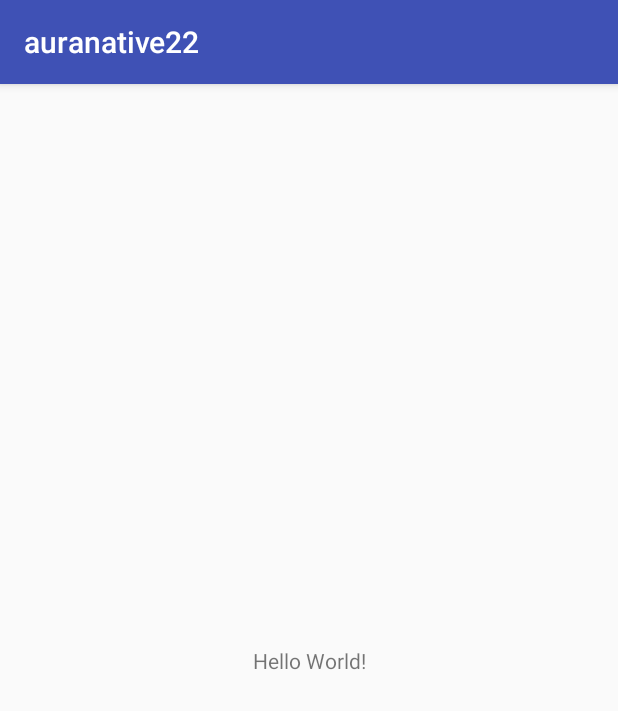
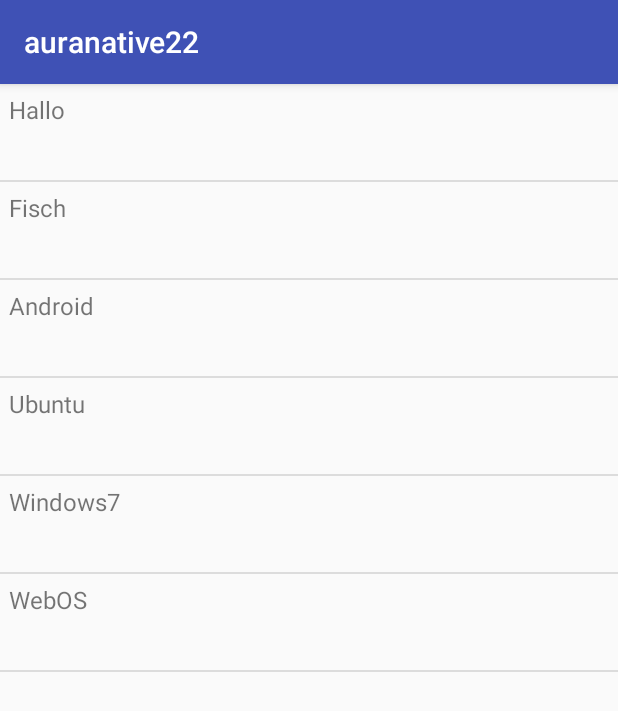
Before and after one commit to reasn/auraandroid, an Android app: the screen it shows after launch (MainActivity), on a phone screen of 412 x 824 dp. Shown: the top 711 px of the screen. Run offline under Robolectric (Android 15) with nearby library versions, the phone set to English and light mode, and no system bars.

Commit message:
feat: adds basic list view populated with hardcoded items

```diff
--- a/app/src/main/java/io/auraapp/auranative22/MainActivity.java
+++ b/app/src/main/java/io/auraapp/auranative22/MainActivity.java
@@ -4,11 +4,23 @@ import android.Manifest;
 import android.content.Intent;
 import android.content.pm.PackageManager;
 import android.os.Build;
+import android.os.Bundle;
+import android.support.annotation.NonNull;
 import android.support.v4.app.ActivityCompat;
 import android.support.v4.content.ContextCompat;
 import android.support.v7.app.AppCompatActivity;
-import android.os.Bundle;
+import android.view.LayoutInflater;
+import android.view.View;
+import android.view.ViewGroup;
+import android.widget.AdapterView;
+import android.widget.ArrayAdapter;
+import android.widget.ListView;
+import android.widget.ProgressBar;
+import android.widget.TextView;
 import android.widget.Toast;
+
+import java.util.ArrayList;
+import java.util.Collections;
 
 import io.auraapp.auranative22.Communicator.Communicator;
 
@@ -18,6 +30,69 @@ public class MainActivity extends AppCompatActivity {
     protected void onCreate(Bundle savedInstanceState) {
         super.onCreate(savedInstanceState);
         setContentView(R.layout.activity_main);
+        startCommunicator();
+        ListView listView = findViewById(R.id.list_view);
+
+        ProgressBar progressBar = new ProgressBar(this);
+        progressBar.setLayoutParams(new ViewGroup.LayoutParams(ViewGroup.LayoutParams.WRAP_CONTENT, ViewGroup.LayoutParams.WRAP_CONTENT));
+        progressBar.setIndeterminate(true);
+        listView.setEmptyView(progressBar);
+
+        // Must add the progress bar to the root of the layout
+        ViewGroup root = findViewById(android.R.id.content);
+        root.addView(progressBar);
+
+        final ArrayList<Slogan> list = new ArrayList<>();
+        list.add(Slogan.create(true, "Hallo"));
+        list.add(Slogan.create(true, "Fisch"));
+        list.add(Slogan.create(true, "Android"));
+        list.add(Slogan.create(true, "Ubuntu"));
+        list.add(Slogan.create(true, "Windows7"));
+        list.add(Slogan.create(true, "WebOS"));
+
+        ArrayAdapter<Slogan> adapter = new ArrayAdapter<Slogan>(this, R.layout.list_item, list) {
+            @Override
+            public void notifyDataSetChanged() {
+                Collections.sort(list, (Slogan o1, Slogan o2) -> {
+                    if (o1.mMine && !o2.mMine) {
+                        return -1;
+                    }
+                    if (!o1.mMine && o2.mMine) {
+                        return 1;
+                    }
+                    return o1.mText.compareTo(o2.mText);
+                });
+                super.notifyDataSetChanged();
+            }
+
+            @NonNull
+            @Override
+            public View getView(int position, View convertView, @NonNull ViewGroup parent) {
+                // Get the data item for this position
+                Slogan user = getItem(position);
+                // Check if an existing view is being reused, otherwise inflate the view
+                if (convertView == null) {
+                    convertView = LayoutInflater.from(getContext()).inflate(R.layout.list_item, parent, false);
+                }
+                TextView tvName = convertView.findViewById(R.id.slogan_text);
+                if(user != null) {
+                    tvName.setText(user.mText);
+                } else {
+                    tvName.setText("");
+                }
+                return convertView;
+            }
+        };
+
+        listView.setAdapter(adapter);
+
+        listView.setOnItemClickListener((AdapterView<?> parent, View view, int position, long id) -> {
+            Toast.makeText(getApplicationContext(), "Click " + list.get(position).mText, Toast.LENGTH_SHORT).show();
+        });
+
+    }
+
+    private void startCommunicator() {
 
         if (Build.VERSION.SDK_INT >= Build.VERSION_CODES.M) {
             int permissionCheck = ContextCompat.checkSelfPermission(this, Manifest.permission.ACCESS_FINE_LOCATION);
--- /dev/null
+++ b/app/src/main/java/io/auraapp/auranative22/Slogan.java
@@ -0,0 +1,14 @@
+package io.auraapp.auranative22;
+
+class Slogan {
+    boolean mMine;
+    String mText;
+
+    static Slogan create(boolean mine, String text) {
+        Slogan s = new Slogan();
+        s.mMine = mine;
+        s.mText = text;
+        return s;
+
+    }
+}
--- a/app/src/main/res/layout/activity_main.xml
+++ b/app/src/main/res/layout/activity_main.xml
@@ -6,13 +6,8 @@
     android:layout_height="match_parent"
     tools:context="io.auraapp.auranative22.MainActivity">
 
-    <TextView
-        android:layout_width="wrap_content"
-        android:layout_height="wrap_content"
-        android:text="Hello World!"
-        app:layout_constraintBottom_toBottomOf="parent"
-        app:layout_constraintLeft_toLeftOf="parent"
-        app:layout_constraintRight_toRightOf="parent"
-        app:layout_constraintTop_toTopOf="parent" />
-
+    <ListView
+        android:id="@+id/list_view"
+        android:layout_width="match_parent"
+        android:layout_height="match_parent" />
 </android.support.constraint.ConstraintLayout>
--- /dev/null
+++ b/app/src/main/res/layout/list_item.xml
@@ -0,0 +1,20 @@
+<?xml version="1.0" encoding="utf-8"?>
+<RelativeLayout xmlns:android="http://schemas.android.com/apk/res/android"
+    android:id="@+id/slogan_row"
+    android:layout_width="fill_parent"
+    android:layout_height="?android:attr/listPreferredItemHeight"
+    android:padding="6dip">
+
+
+    <TextView
+        android:id="@+id/slogan_text"
+        android:layout_width="fill_parent"
+        android:layout_height="wrap_content"
+        android:layout_alignParentEnd="true"
+        android:layout_alignParentTop="true"
+        android:layout_alignWithParentIfMissing="true"
+        android:gravity="center_vertical"
+        android:text="Example application"
+        android:textSize="16sp" />
+
+</RelativeLayout>
```
